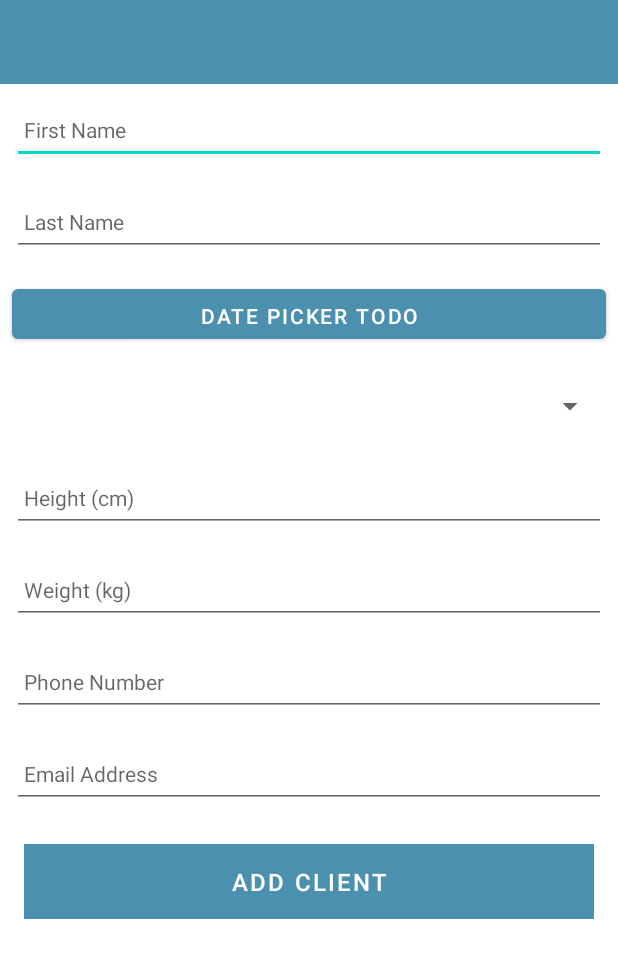
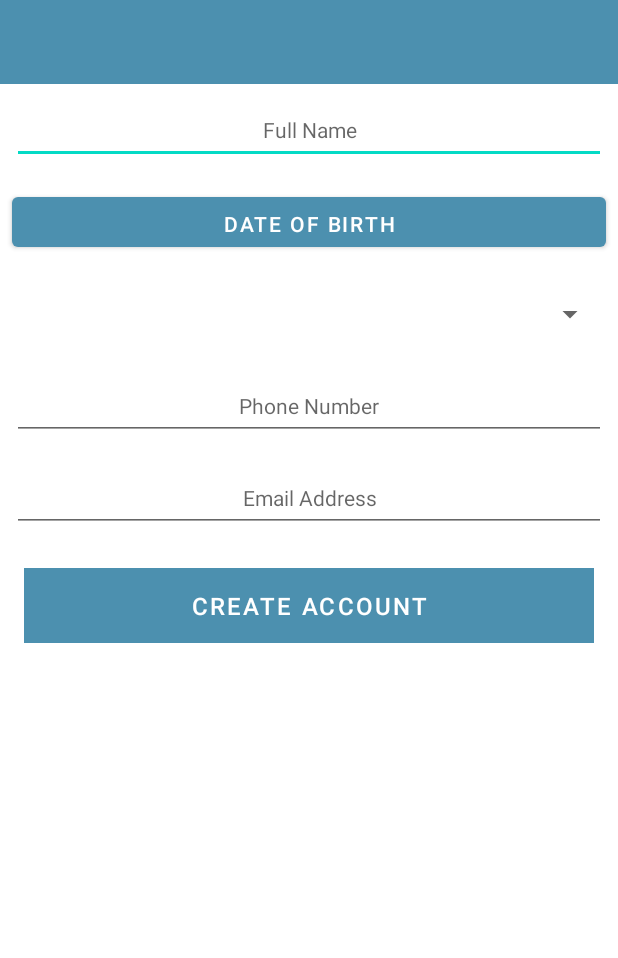
Before and after one commit to kryanbeane/strongr, an Android app: the screen it shows after launch (ClientActivity before the commit, TraineeActivity after it), on a phone screen of 412 x 824 dp. Shown: the top 958 px of the screen. Run offline under Robolectric (Android 15) with nearby library versions, the light colour scheme and no system bars; our stand-ins replace Timber; 1 statement that could not run was skipped.

Commit message:
fix: migrated logic to focus trainees instead of clients

```diff
--- a/app/src/main/AndroidManifest.xml
+++ b/app/src/main/AndroidManifest.xml
@@ -12,7 +12,7 @@
         android:theme="@style/Theme.Strongr"
         tools:targetApi="31">
         <activity
-            android:name=".activities.ClientActivity"
+            android:name=".activities.TraineeActivity"
             android:exported="true">
             <intent-filter>
                 <action android:name="android.intent.action.MAIN" />
--- /dev/null
+++ b/app/src/main/java/com/strongr/activities/TraineeActivity.kt
@@ -0,0 +1,77 @@
+package com.strongr.activities
+
+import androidx.appcompat.app.AppCompatActivity
+import android.os.Bundle
+import com.google.android.material.snackbar.Snackbar
+import com.strongr.databinding.ActivityTraineeBinding
+import com.strongr.models.Sex
+import com.strongr.models.TraineeModel
+import timber.log.Timber
+import timber.log.Timber.i
+import java.util.*
+
+class TraineeActivity: AppCompatActivity() {
+
+    // Used to bind this logic to the layout - activity_trainee.xml
+    private lateinit var binding: ActivityTraineeBinding
+    private lateinit var trainee: TraineeModel
+    private var trainees = ArrayList<TraineeModel>()
+
+    override fun onCreate(savedInstanceState: Bundle?) {
+        super.onCreate(savedInstanceState)
+        binding = ActivityTraineeBinding.inflate(layoutInflater)
+        setContentView(binding.root)
+
+        Timber.plant(Timber.DebugTree())
+        i("Trainee Activity Started Successfully...")
+
+
+
+        // Use the binding to add an on click listener to the add trainee button
+        binding.createAccount.setOnClickListener() {
+            val fullName = binding.fullName.text.toString()
+            when {
+                fullName.isNotEmpty() -> i("Full Name: $fullName")
+                else -> Snackbar.make(it, "Please enter a full name", Snackbar.LENGTH_LONG).show()
+            }
+
+            val phoneNumber = binding.phoneNumber.text.toString()
+            when {
+                isValidNumber(phoneNumber) -> i("Phone Number: $phoneNumber")
+                else -> Snackbar.make(it, "Please enter a phone number", Snackbar.LENGTH_LONG).show()
+            }
+
+            val emailAddress = binding.emailAddress.text.toString()
+            when {
+                isValidEmail(emailAddress) -> i("Email Address: $emailAddress")
+                else -> Snackbar.make(it, "Please enter an email address", Snackbar.LENGTH_LONG).show()
+            }
+
+            trainee = TraineeModel(
+                fullName = fullName,
+                phoneNumber=phoneNumber,
+                emailAddress=emailAddress,
+                dob = Date(),
+                sex = Sex.Male,
+                workouts = arrayListOf()
+            )
+
+            trainees.add(trainee)
+
+        }
+    }
+
+    private fun isValidEmail(email: String): Boolean {
+        if (email.isNotEmpty()) {
+            return android.util.Patterns.EMAIL_ADDRESS.matcher(email).matches()
+        }
+        return false
+    }
+
+    private fun isValidNumber(num: String): Boolean {
+        if (num.isNotEmpty()) {
+            return android.util.Patterns.PHONE.matcher(num).matches()
+        }
+        return false
+    }
+}
--- a/app/src/main/res/layout/activity_client.xml
+++ b/app/src/main/res/layout/activity_trainee.xml
@@ -5,7 +5,7 @@
     xmlns:tools="http://schemas.android.com/tools"
     android:layout_width="match_parent"
     android:layout_height="match_parent"
-    tools:context="com.strongr.activities.ClientActivity">
+    tools:context="com.strongr.activities.TraineeActivity">
 
     <RelativeLayout
         android:layout_width="match_parent"
@@ -41,35 +41,22 @@
                 android:orientation="vertical">
 
                 <EditText
-                    android:id="@+id/clientFirstName"
+                    android:id="@+id/fullName"
                     android:layout_width="match_parent"
                     android:layout_height="45dp"
                     android:layout_margin="8dp"
                     android:autofillHints="hint"
-                    android:hint="@string/hint_clientFirstName"
+                    android:hint="@string/hint_fullName"
                     android:inputType="text"
                     android:maxLength="25"
                     android:maxLines="1"
                     android:padding="8dp"
                     android:textColor="@color/colorPrimaryDark"
-                    android:textSize="14sp" />
-
-                <EditText
-                    android:id="@+id/clientLastName"
-                    android:layout_width="match_parent"
-                    android:layout_height="45dp"
-                    android:layout_margin="8dp"
-                    android:autofillHints="hint"
-                    android:hint="@string/hint_clientLastName"
-                    android:inputType="text"
-                    android:maxLength="25"
-                    android:maxLines="1"
-                    android:padding="8dp"
-                    android:textColor="@color/colorPrimaryDark"
-                    android:textSize="14sp" />
+                    android:textSize="14sp"
+                    android:textAlignment="center" />
 
                 <Button
-                    android:id="@+id/clientDobPicker"
+                    android:id="@+id/DOBPicker"
                     android:layout_width="match_parent"
                     android:layout_height="45dp"
                     android:layout_margin="8dp"
@@ -78,44 +65,16 @@
                     />
 
                 <Spinner
-                    android:id="@+id/clientSexSpinner"
+                    android:id="@+id/sexSpinner"
                     android:layout_width="match_parent"
                     android:layout_height="45dp"
                     android:layout_margin="8dp"
-                    android:hint="@string/hint_clientSex"
+                    android:hint="@string/hint_sex"
                     android:spinnerMode="dropdown"
                     />
 
                 <EditText
-                    android:id="@+id/clientHeight"
-                    android:layout_width="match_parent"
-                    android:layout_height="45dp"
-                    android:layout_margin="8dp"
-                    android:autofillHints="hint"
-                    android:hint="@string/hint_height"
-                    android:inputType="number"
-                    android:maxLength="3"
-                    android:maxLines="1"
-                    android:padding="8dp"
-                    android:textColor="@color/colorPrimaryDark"
-                    android:textSize="14sp" />
-
-                <EditText
-                    android:id="@+id/clientWeight"
-                    android:layout_width="match_parent"
-                    android:layout_height="45dp"
-                    android:layout_margin="8dp"
-                    android:autofillHints="hint"
-                    android:hint="@string/hint_weight"
-                    android:inputType="number"
-                    android:maxLength="3"
-                    android:maxLines="1"
-                    android:padding="8dp"
-                    android:textColor="@color/colorPrimaryDark"
-                    android:textSize="14sp" />
-
-                <EditText
-                    android:id="@+id/clientPhoneNumber"
+                    android:id="@+id/phoneNumber"
                     android:layout_width="match_parent"
                     android:layout_height="45dp"
                     android:layout_margin="8dp"
@@ -126,10 +85,11 @@
                     android:maxLines="1"
                     android:padding="8dp"
                     android:textColor="@color/colorPrimaryDark"
-                    android:textSize="14sp" />
+                    android:textSize="14sp"
+                    android:textAlignment="center" />
 
                 <EditText
-                    android:id="@+id/clientEmailAddress"
+                    android:id="@+id/emailAddress"
                     android:layout_width="match_parent"
                     android:layout_height="45dp"
                     android:layout_margin="8dp"
@@ -140,10 +100,11 @@
                     android:maxLines="1"
                     android:padding="8dp"
                     android:textColor="@color/colorPrimaryDark"
-                    android:textSize="14sp" />
+                    android:textSize="14sp"
+                    android:textAlignment="center" />
 
                 <Button
-                    android:id="@+id/addClient"
+                    android:id="@+id/createAccount"
                     android:layout_width="match_parent"
                     android:layout_height="wrap_content"
                     android:layout_margin="16dp"
@@ -151,7 +112,7 @@
                     android:paddingTop="8dp"
                     android:paddingBottom="8dp"
                     android:stateListAnimator="@null"
-                    android:text="@string/button_addClient"
+                    android:text="@string/button_signUp"
                     android:textColor="@color/colorPrimary"
                     android:textSize="16sp" />
             </LinearLayout>
--- a/app/src/main/res/values/strings.xml
+++ b/app/src/main/res/values/strings.xml
@@ -1,15 +1,11 @@
 <resources>
     <string name="app_name">STRONGR</string>
-    <string name="button_addClient">Add Client</string>
-    <string name="hint_clientFirstName">First Name</string>
-    <string name="hint_clientLastName">Last Name</string>
+    <string name="button_signUp">Create Account</string>
+    <string name="hint_fullName">Full Name</string>
     <string name="hint_sex">Sex</string>
     <string name="hint_height">Height (cm)</string>
     <string name="hint_weight">Weight (kg)</string>
     <string name="hint_phoneNumber">Phone Number</string>
     <string name="hint_emailAddress">Email Address</string>
-    <string name="hint_datePicker">Date Picker TODO</string>
-    <string name="hint_clientSex">Sex</string>
-    <string name="hint_clientPhoneNumber">Phone Number</string>
-    <string name="hint_clientEmailAddress">Email Address</string>
+    <string name="hint_datePicker">Date of Birth</string>
 </resources>
```
Also changed, not shown: app/src/main/java/com/strongr/activities/ClientActivity.kt (deleted, +0 -97 lines), app/src/main/java/com/strongr/models/ClientModel.kt (deleted, +0 -26 lines), app/src/main/java/com/strongr/models/TraineeModel.kt (added, +28 -0 lines).
